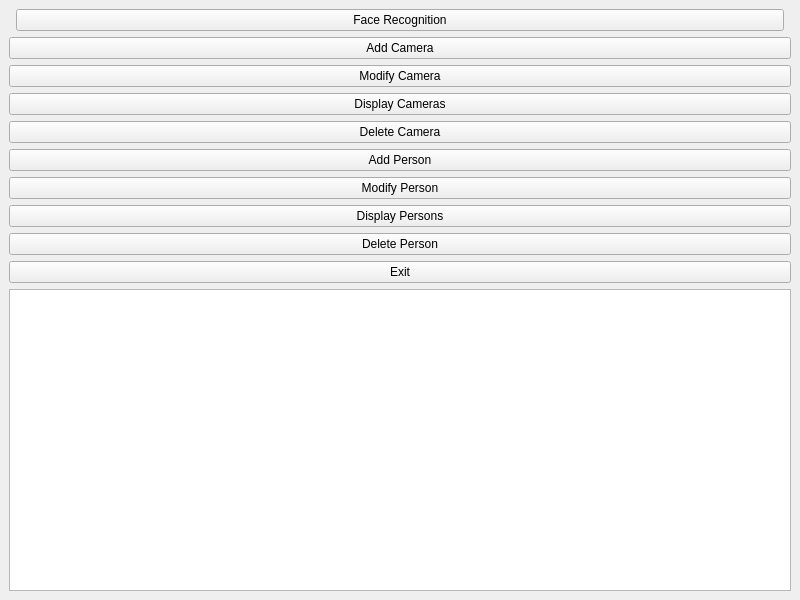
Above: main_window.ui from rajaeziki/Projet-PFA before the change. Below: the same form after it.
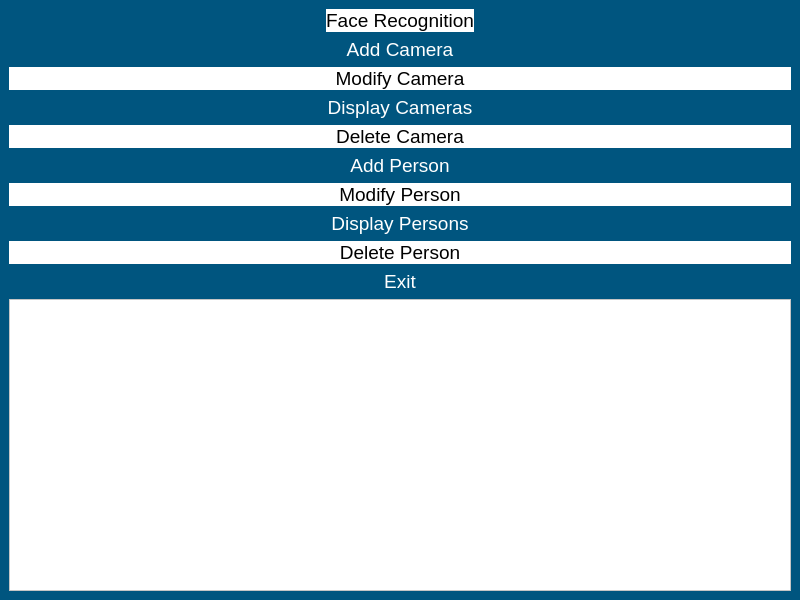
That is the form after the change.

Diff of the .ui file:
```diff
--- a/main_window.ui
+++ b/main_window.ui
@@ -13,6 +13,9 @@
 		<property name="windowTitle">
 			<string>MainWindow</string>
 		</property>
+  <property name="styleSheet">
+   <string notr="true">background-color: rgb(0, 85, 127);</string>
+  </property>
 		<widget class="QWidget" name="centralwidget">
 			<layout class="QVBoxLayout" name="verticalLayout">
 				<item>
@@ -25,10 +28,27 @@
 								<property name="orientation">
 									<enum>Qt::Horizontal</enum>
 								</property>
+        <property name="sizeType">
+         <enum>QSizePolicy::Expanding</enum>
+        </property>
+        <property name="sizeHint" stdset="0">
+         <size>
+          <width>0</width>
+          <height>0</height>
+         </size>
+        </property>
 							</spacer>
 						</item>
 						<item>
 							<widget class="QPushButton" name="btn_face_recognition">
+        <property name="styleSheet">
+         <string notr="true">background-color: rgb(0, 85, 127);font-size:14pt;
+border-radius:20px;
+
+background-color: rgb(255, 255, 255);
+
+font: 12pt &quot;Leelawadee&quot;;</string>
+        </property>
 								<property name="text">
 									<string>Face Recognition</string>
 								</property>
@@ -42,12 +62,30 @@
 								<property name="orientation">
 									<enum>Qt::Horizontal</enum>
 								</property>
+        <property name="sizeType">
+         <enum>QSizePolicy::Expanding</enum>
+        </property>
+        <property name="sizeHint" stdset="0">
+         <size>
+          <width>0</width>
+          <height>0</height>
+         </size>
+        </property>
 							</spacer>
 						</item>
 					</layout>
 				</item>
 				<item>
 					<widget class="QPushButton" name="btn_add_camera">
+      <property name="styleSheet">
+       <string notr="true">background-color: rgb(0, 85, 127);font-size:14pt;
+border-radius:20px;
+font: 36pt &quot;MS Reference Sans Serif&quot;;
+color:rgb(255, 255, 255);
+background-color: rgb(0, 85, 127);
+
+font: 12pt &quot;Leelawadee&quot;;</string>
+      </property>
 						<property name="text">
 							<string>Add Camera</string>
 						</property>
@@ -55,6 +93,14 @@
 				</item>
 				<item>
 					<widget class="QPushButton" name="btn_modify_camera">
+      <property name="styleSheet">
+       <string notr="true">background-color: rgb(0, 85, 127);font-size:14pt;
+border-radius:20px;
+
+background-color: rgb(255, 255, 255);
+
+font: 12pt &quot;Leelawadee&quot;;</string>
+      </property>
 						<property name="text">
 							<string>Modify Camera</string>
 						</property>
@@ -62,6 +108,15 @@
 				</item>
 				<item>
 					<widget class="QPushButton" name="btn_display_camera">
+      <property name="styleSheet">
+       <string notr="true">background-color: rgb(0, 85, 127);font-size:14pt;
+border-radius:20px;
+font: 36pt &quot;MS Reference Sans Serif&quot;;
+color:rgb(255, 255, 255);
+background-color: rgb(0, 85, 127);
+
+font: 12pt &quot;Leelawadee&quot;;</string>
+      </property>
 						<property name="text">
 							<string>Display Cameras</string>
 						</property>
@@ -69,6 +124,14 @@
 				</item>
 				<item>
 					<widget class="QPushButton" name="btn_delete_camera">
+      <property name="styleSheet">
+       <string notr="true">background-color: rgb(0, 85, 127);font-size:14pt;
+border-radius:20px;
+
+background-color: rgb(255, 255, 255);
+
+font: 12pt &quot;Leelawadee&quot;;</string>
+      </property>
 						<property name="text">
 							<string>Delete Camera</string>
 						</property>
@@ -76,6 +139,15 @@
 				</item>
 				<item>
 					<widget class="QPushButton" name="btn_add_person">
+      <property name="styleSheet">
+       <string notr="true">background-color: rgb(0, 85, 127);font-size:14pt;
+border-radius:20px;
+font: 36pt &quot;MS Reference Sans Serif&quot;;
+color:rgb(255, 255, 255);
+background-color: rgb(0, 85, 127);
+
+font: 12pt &quot;Leelawadee&quot;;</string>
+      </property>
 						<property name="text">
 							<string>Add Person</string>
 						</property>
@@ -83,6 +155,14 @@
 				</item>
 				<item>
 					<widget class="QPushButton" name="btn_modify_person">
+      <property name="styleSheet">
+       <string notr="true">background-color: rgb(0, 85, 127);font-size:14pt;
+border-radius:20px;
+
+background-color: rgb(255, 255, 255);
+
+font: 12pt &quot;Leelawadee&quot;;</string>
+      </property>
 						<property name="text">
 							<string>Modify Person</string>
 						</property>
@@ -90,6 +170,15 @@
 				</item>
 				<item>
 					<widget class="QPushButton" name="btn_display_person">
+      <property name="styleSheet">
+       <string notr="true">background-color: rgb(0, 85, 127);font-size:14pt;
+border-radius:20px;
+font: 36pt &quot;MS Reference Sans Serif&quot;;
+color:rgb(255, 255, 255);
+background-color: rgb(0, 85, 127);
+
+font: 12pt &quot;Leelawadee&quot;;</string>
+      </property>
 						<property name="text">
 							<string>Display Persons</string>
 						</property>
@@ -97,6 +186,14 @@
 				</item>
 				<item>
 					<widget class="QPushButton" name="btn_delete_person">
+      <property name="styleSheet">
+       <string notr="true">background-color: rgb(0, 85, 127);font-size:14pt;
+border-radius:20px;
+
+background-color: rgb(255, 255, 255);
+
+font: 12pt &quot;Leelawadee&quot;;</string>
+      </property>
 						<property name="text">
 							<string>Delete Person</string>
 						</property>
@@ -104,13 +201,27 @@
 				</item>
 				<item>
 					<widget class="QPushButton" name="btn_exit">
+      <property name="styleSheet">
+       <string notr="true">background-color: rgb(0, 85, 127);font-size:14pt;
+border-radius:20px;
+font: 36pt &quot;MS Reference Sans Serif&quot;;
+color:rgb(255, 255, 255);
+background-color: rgb(0, 85, 127);
+
+font: 12pt &quot;Leelawadee&quot;;</string>
+      </property>
 						<property name="text">
 							<string>Exit</string>
 						</property>
 					</widget>
 				</item>
 				<item>
-					<widget class="QListWidget" name="personListWidget"/>
+     <widget class="QListWidget" name="personListWidget">
+      <property name="styleSheet">
+       <string notr="true">
+background-color: rgb(255, 255, 255);</string>
+      </property>
+     </widget>
 				</item>
 			</layout>
 		</widget>
```
Left out of the diff: 6 changed lines with no effect on the pictures. Lines whose indentation alone changed are shown as unchanged.
